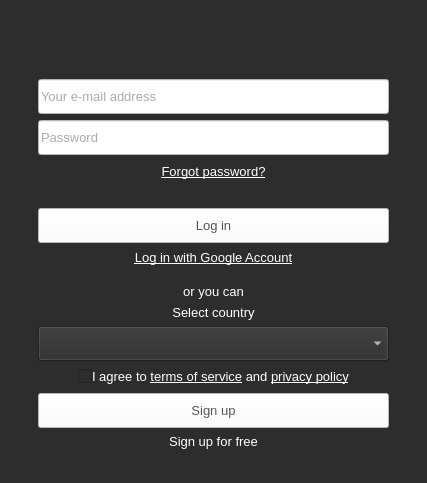
First picture: the form in src/ui/linux/TogglDesktop/loginwidget.ui, repository toggl-open-source/toggldesktop, before the edit.
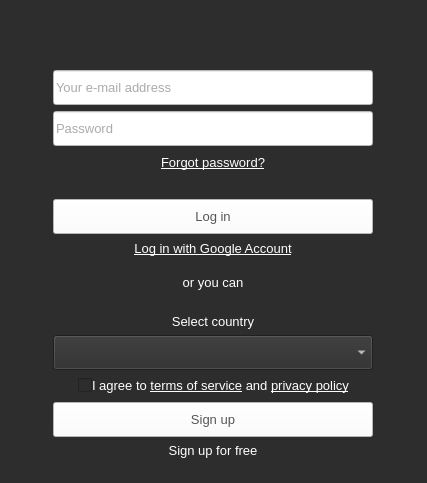
Second picture: the form after the edit. Icons and pictures are not drawn.

Commit message:
Fix jumping of the login widget UI (linux)
Closes #2657 #2688

What changed in the file:
```diff
--- a/src/ui/linux/TogglDesktop/loginwidget.ui
+++ b/src/ui/linux/TogglDesktop/loginwidget.ui
@@ -119,7 +119,7 @@
            </property>
            <property name="minimumSize">
             <size>
-             <width>220</width>
+             <width>320</width>
              <height>35</height>
             </size>
            </property>
@@ -144,7 +144,7 @@
            </property>
            <property name="minimumSize">
             <size>
-             <width>220</width>
+             <width>320</width>
              <height>35</height>
             </size>
            </property>
@@ -229,7 +229,7 @@
               </property>
               <property name="minimumSize">
                <size>
-                <width>220</width>
+                <width>320</width>
                 <height>35</height>
                </size>
               </property>
@@ -305,7 +305,7 @@
             <item>
              <widget class="QLabel" name="countryLabel">
               <property name="styleSheet">
-               <string notr="true">color:#fff;</string>
+               <string notr="true">color:#fff;padding-top:18px</string>
               </property>
               <property name="text">
                <string>Select country</string>
@@ -319,7 +319,7 @@
              <widget class="QComboBox" name="countryComboBox">
               <property name="minimumSize">
                <size>
-                <width>220</width>
+                <width>320</width>
                 <height>35</height>
                </size>
               </property>
@@ -353,7 +353,7 @@
                  </property>
                  <property name="sizeHint" stdset="0">
                   <size>
-                   <width>40</width>
+                   <width>0</width>
                    <height>20</height>
                   </size>
                  </property>
@@ -389,7 +389,7 @@
                  </property>
                  <property name="sizeHint" stdset="0">
                   <size>
-                   <width>40</width>
+                   <width>0</width>
                    <height>20</height>
                   </size>
                  </property>
@@ -408,7 +408,7 @@
               </property>
               <property name="minimumSize">
                <size>
-                <width>220</width>
+                <width>320</width>
                 <height>35</height>
                </size>
               </property>
```
